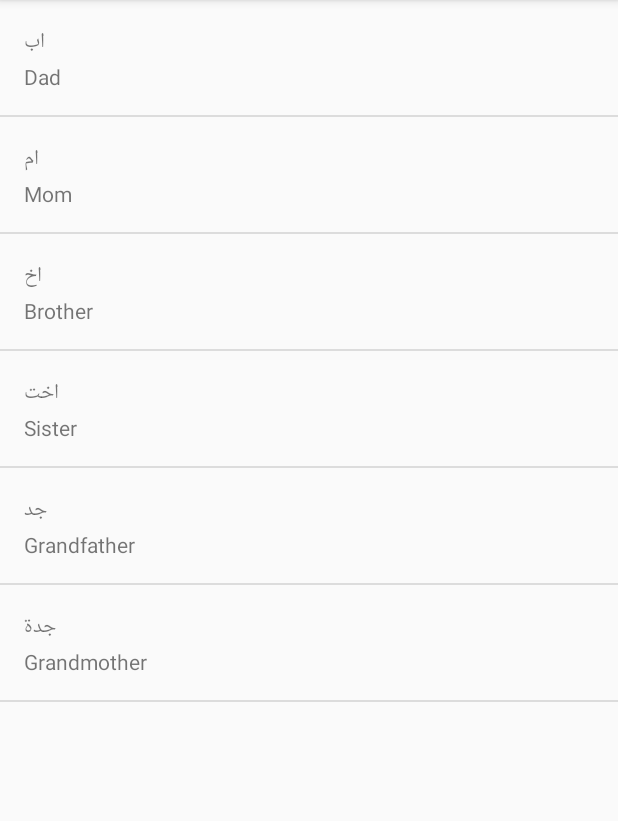
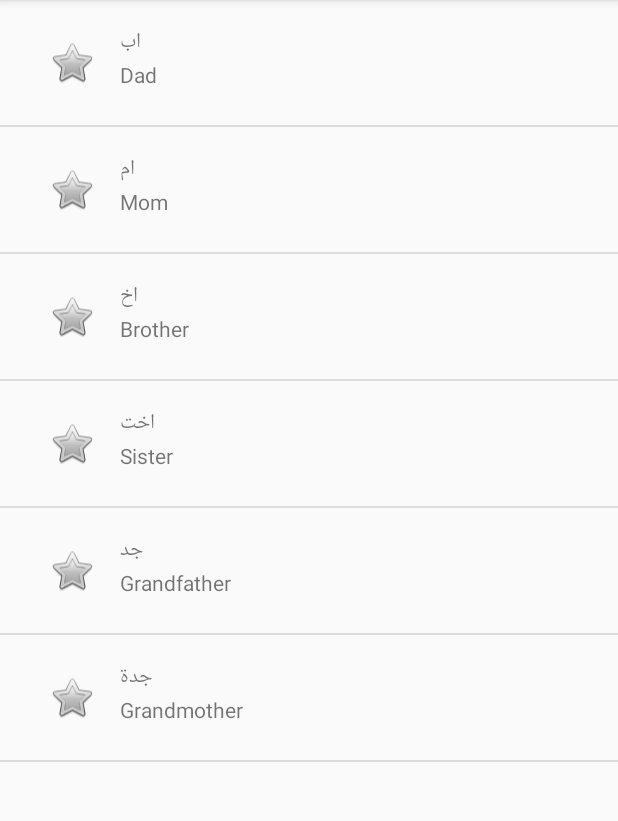
Before and after one commit to brilliant-ember/Arabic-Teaching-app, an Android app: the FamilyActivity screen opened directly, with no data from a screen before it, on a phone screen of 412 x 824 dp, the part 84-905 px from its top. Run offline under Robolectric (Android 15) with nearby library versions, the phone set to English and light mode, and no system bars.

Commit message:
added picture to the items layout

```diff
--- a/app/src/main/java/com/example/mohammedal/learnarabic/FamilyActivity.java
+++ b/app/src/main/java/com/example/mohammedal/learnarabic/FamilyActivity.java
@@ -21,6 +21,8 @@ public class FamilyActivity extends AppCompatActivity {
         words.add(new Word("Grandfather","جد"));
         words.add(new Word("Grandmother","جدة"));
 
+
+
         ListView root = (ListView) findViewById(R.id.familyRoot);
         root.setAdapter(new WordsAdapter(this, words));
 
--- a/app/src/main/java/com/example/mohammedal/learnarabic/NumbersActivity.java
+++ b/app/src/main/java/com/example/mohammedal/learnarabic/NumbersActivity.java
@@ -27,7 +27,7 @@ public class NumbersActivity extends AppCompatActivity {
         numbers.add(new Word("Ten","عشرة"));
 
         ListView numPage = (ListView) findViewById(R.id.numPage);
-        numPage.setAdapter(new WordsAdapter(getApplicationContext(),numbers));
+        numPage.setAdapter(new WordsAdapter(this,numbers));
 
 
     }
--- a/app/src/main/java/com/example/mohammedal/learnarabic/WordsAdapter.java
+++ b/app/src/main/java/com/example/mohammedal/learnarabic/WordsAdapter.java
@@ -23,7 +23,7 @@ public class WordsAdapter extends ArrayAdapter {
 
     public View getView(int position,  View convertView,  ViewGroup parent) {
         if (convertView==null){
-            convertView= LayoutInflater.from(getContext()).inflate(R.layout.item_with_pic,parent,false);
+            convertView= LayoutInflater.from(getContext()).inflate(R.layout.item_with_pic, parent,false);
         }
 
         Word theNewWord = (Word) getItem(position);
--- a/app/src/main/res/layout/item_with_pic.xml
+++ b/app/src/main/res/layout/item_with_pic.xml
@@ -1,34 +1,45 @@
 <?xml version="1.0" encoding="utf-8"?>
 <LinearLayout
     xmlns:android="http://schemas.android.com/apk/res/android"
+    xmlns:app="http://schemas.android.com/apk/res-auto"
     xmlns:tools="http://schemas.android.com/tools"
     android:layout_width="match_parent"
-    android:layout_height="match_parent">
+    android:layout_height="match_parent"
+    android:orientation="horizontal"
+    android:padding="16dp">
+
+    <ImageView
+        android:id="@+id/imageView3"
+        android:layout_width="wrap_content"
+        android:layout_height="51dp"
+        android:paddingLeft="16dp"
+        app:srcCompat="@android:drawable/btn_star" />
 
     <LinearLayout
-        android:layout_width="match_parent"
-        android:layout_height="match_parent"
-        android:orientation="vertical">
+        android:layout_width="wrap_content"
+        android:layout_height="wrap_content"
+        android:orientation="vertical"
+        android:paddingLeft="16dp"
+
+        >
 
         <TextView
-            android:paddingLeft="16dp"
-            android:paddingBottom="1dp"
             android:id="@+id/textViewA"
             android:layout_width="wrap_content"
             android:layout_height="wrap_content"
             tools:text="Arabic"
-            android:paddingTop="16dp"
+
             android:paddingRight="1dp"
-             />
+            />
+
         <TextView
-            android:paddingLeft="16dp"
-            android:paddingBottom="16dp"
             android:id="@+id/textViewT"
             android:layout_width="wrap_content"
             android:layout_height="wrap_content"
             tools:text="Translation"
-            android:paddingRight="1dp"
+            android:paddingRight="1dp"/>
 
-            />
     </LinearLayout>
+
+
 </LinearLayout>
```
Also changed, not shown: app/src/main/res/layout/item_no_pic.xml (deleted, +0 -33 lines).
